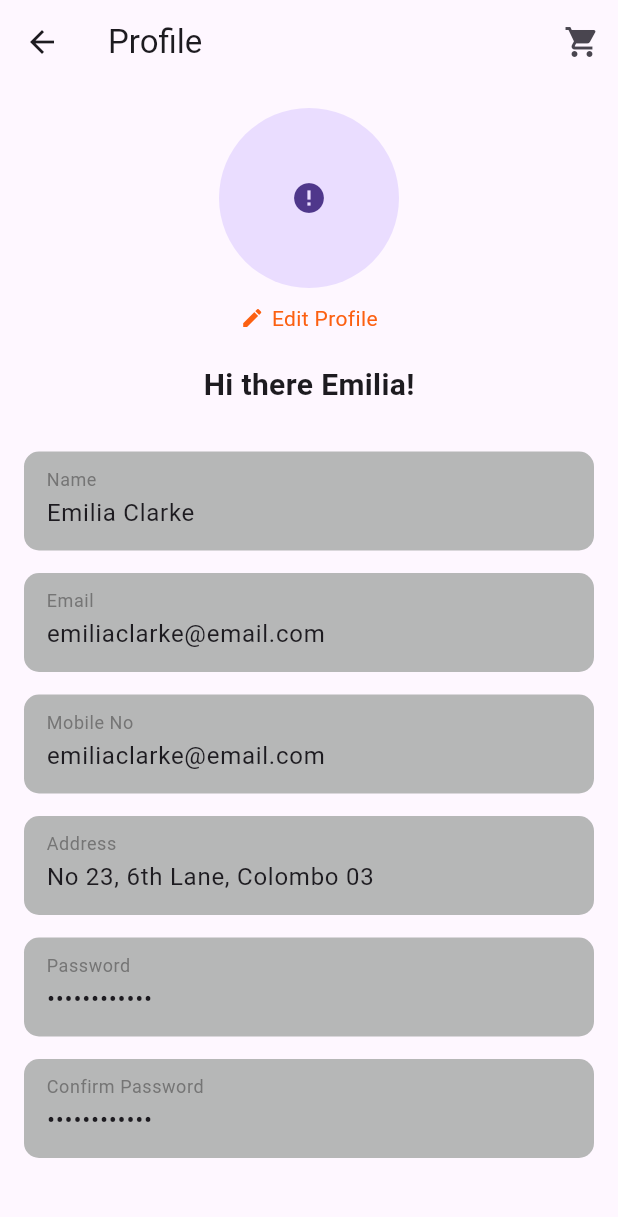
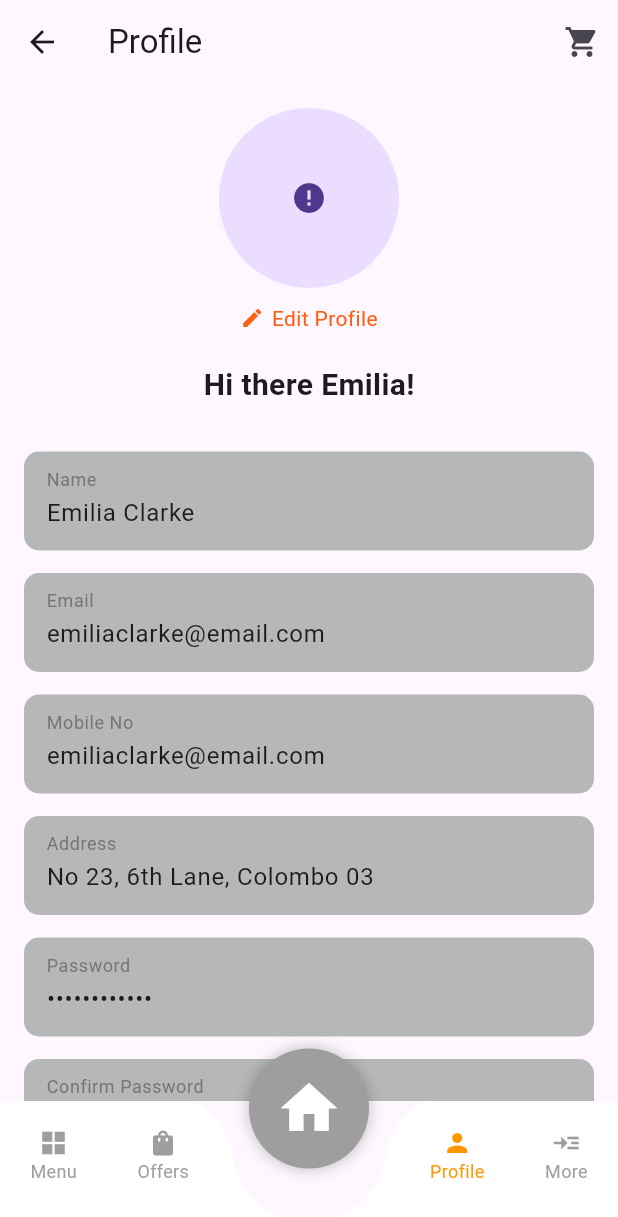
Before and after one commit to klilmhdi/monkey_meal_project, a Flutter app: the ProfileScreen screen opened by its route, on a phone screen of 412 x 824 dp. Shown: the top 1217 px of the screen. Run offline on Flutter 3.47's test engine with Material 3 defaults, Android fonts, the phone set to English and light mode, and no system bars; drawn by our look-alikes of cached_network_image; our stand-ins replace cloud_firestore, equatable, firebase_auth, firebase_core, firebase_messaging, firebase_storage and 4 more; accounts and stored records are empty; network calls fail.

Commit message:
WIP: custom bottom nav bar progress

```diff
--- a/lib/main.dart
+++ b/lib/main.dart
@@ -1,5 +1,8 @@
 import 'package:flutter/material.dart';
 import 'package:monkey_meal_project/routes.dart';
+import 'package:monkey_meal_project/src/screens/home/home_screen.dart';
+import 'package:monkey_meal_project/src/screens/intro_screen/first_intro_screen.dart';
+import 'package:monkey_meal_project/src/screens/profile_screen/profile_screen.dart';
 import 'package:monkey_meal_project/src/screens/splash/splash_screen.dart';
 import 'package:firebase_core/firebase_core.dart';
 import 'firebase_options.dart';
@@ -23,7 +26,7 @@ class MyApp extends StatelessWidget {
 
         ),
       ),*/
-      initialRoute: SplashScreen.routeName,
+      initialRoute: ProfileScreen.routeName,
       routes: routes,
     );
   }
--- a/lib/src/screens/intro_screen/first_intro_screen.dart
+++ b/lib/src/screens/intro_screen/first_intro_screen.dart
@@ -1,4 +1,3 @@
-import 'package:flutter/cupertino.dart';
 import 'package:flutter/material.dart';
 
 import '../../../core/consts/colors/colors.dart'; // Assurez-vous que le chemin est correct
--- a/lib/src/screens/profile_screen/profile_screen.dart
+++ b/lib/src/screens/profile_screen/profile_screen.dart
@@ -2,6 +2,7 @@ import 'package:cached_network_image/cached_network_image.dart';
 import 'package:flutter/material.dart';
 import 'package:monkey_meal_project/core/consts/colors/colors.dart';
 import 'package:monkey_meal_project/src/screens/profile_screen/component/custom_text_form_field.dart';
+import 'package:monkey_meal_project/src/widgets/custom_bottom_nav_bar.dart';
 
 class ProfileScreen extends StatefulWidget {
   static String routeName = '/profile';
@@ -17,7 +18,8 @@ class _ProfileScreenState extends State<ProfileScreen> {
   Widget build(BuildContext context) {
     return Scaffold(
       appBar: AppBar(title: Text('Profile'), actions: [IconButton(icon: Icon(Icons.shopping_cart), onPressed: () {})]),
-      body: SingleChildScrollView(
+      body:
+      SingleChildScrollView(
         padding: const EdgeInsets.all(16.0),
         child: Column(
           children: <Widget>[
@@ -66,6 +68,7 @@ class _ProfileScreenState extends State<ProfileScreen> {
           ],
         ),
       ),
+      bottomNavigationBar: CustomBottomNavBar(currentIndex: 3, onTap: (index){}),
     );
   }
 }
--- /dev/null
+++ b/lib/src/widgets/custom_bottom_nav_bar.dart
@@ -0,0 +1,120 @@
+import 'package:flutter/material.dart';
+import 'package:monkey_meal_project/src/helper/helper.dart';
+
+class CustomBottomNavBar extends StatelessWidget {
+  const CustomBottomNavBar({
+    super.key,
+    required this.currentIndex,
+    required this.onTap,
+  });
+
+  final int currentIndex;
+  final Function(int) onTap;
+
+  @override
+  Widget build(BuildContext context) {
+    return SizedBox(
+      height: 90,
+      child: Stack(
+        clipBehavior: Clip.none,
+        children: [
+          CustomPaint(
+            size: Size(Helper.getScreenWidth(context), 80),
+            painter: BottomNavCurvePainter(),
+          ),
+          Positioned(
+            bottom: 35,
+            left: 0,
+            right: 0,
+            child: Row(
+              mainAxisAlignment: MainAxisAlignment.spaceAround,
+              children: [
+                _buildNavIcon(Icons.grid_view_sharp, 0, 'Menu'),
+                _buildNavIcon(Icons.shopping_bag, 1, 'Offers'),
+                SizedBox(width: 80),
+                _buildNavIcon(Icons.person, 3, 'Profile'),
+                _buildNavIcon(Icons.read_more_outlined, 4, 'More'),
+              ],
+            ),
+          ),
+          Positioned(
+            top: -35,
+            left: Helper.getScreenWidth(context) / 2 - 40,
+
+            child: GestureDetector(
+              onTap: ()=>onTap(2),
+              child: Container(
+                height: 80,
+                width: 80,
+                decoration: BoxDecoration(
+                  color: currentIndex == 2 ? Colors.orange : Colors.grey,
+                  shape: BoxShape.circle,
+                  boxShadow: [BoxShadow(color: Colors.black26, blurRadius: 8)],
+                ),
+                child: Icon(Icons.home, color: Colors.white, size: 45),
+              ),
+            ),
+          ),
+        ],
+      ),
+    );
+  }
+
+  Widget _buildNavIcon(IconData icon, int index, String iconName) {
+    return GestureDetector(
+      onTap: () => onTap(index),
+      child: Column(
+        children: [
+          Icon(
+            icon,
+            color: currentIndex == index ? Colors.orange : Colors.grey,
+            size: 20,
+          ),
+          Text(
+            iconName,
+            style: TextStyle(
+              fontSize: 12,
+              color: currentIndex == index ? Colors.orange : Colors.grey,
+            ),
+          ),
+        ],
+      ),
+    );
+  }
+}
+
+class BottomNavCurvePainter extends CustomPainter {
+  @override
+  void paint(Canvas canvas, Size size) {
+    final paint =
+        Paint()
+          ..color = Colors.white
+          ..style = PaintingStyle.fill;
+
+    final path = Path();
+    final width = size.width;
+    final height = size.height;
+
+    path.moveTo(0, 0);
+    path.lineTo(width * .30, 0);
+
+    path.quadraticBezierTo(width * .34, 0, width * .375, 30);
+
+    path.arcToPoint(
+      Offset(width * .625, 30),
+      radius: Radius.circular(50),
+      clockwise: false,
+    );
+    path.quadraticBezierTo(width * .66, 0, width * .70, 0);
+
+    path.lineTo(width, 0);
+    path.lineTo(width, height);
+    path.lineTo(0, height);
+    path.close();
+
+    canvas.drawPath(path, paint);
+  }
+
+  @override
+  bool shouldRepaint(covariant CustomPainter oldDelegate) => false;
+}
```
Also changed, not shown: 1 other file.
